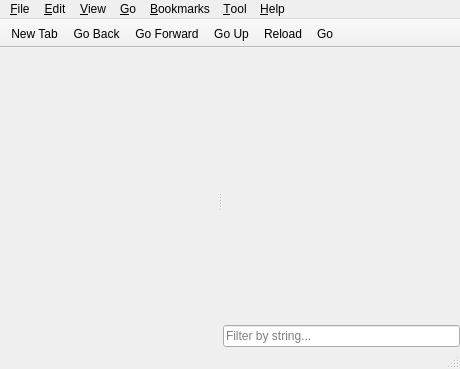
Before: the Qt Designer form filer/main-win.ui in lxqt/pcmanfm-qt, drawn with Qt 5.
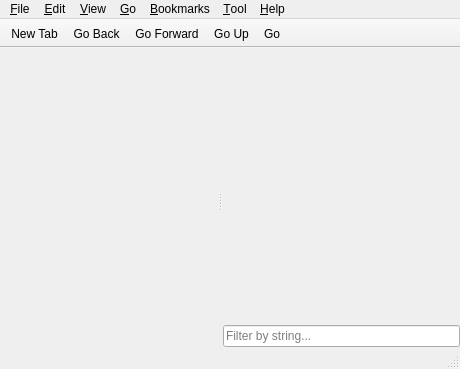
After: the same form once the commit is applied. Icons and pictures are not drawn. Custom widgets are drawn as their Qt base class.

```diff
--- a/filer/main-win.ui
+++ b/filer/main-win.ui
@@ -242,7 +242,6 @@
    <addaction name="actionGoBack"/>
    <addaction name="actionGoForward"/>
    <addaction name="actionGoUp"/>
-   <addaction name="actionReload"/>
    <addaction name="actionGo"/>
   </widget>
   <action name="actionGoUp">
```
Left out of the diff: 10 changed lines with no effect on the pictures.
